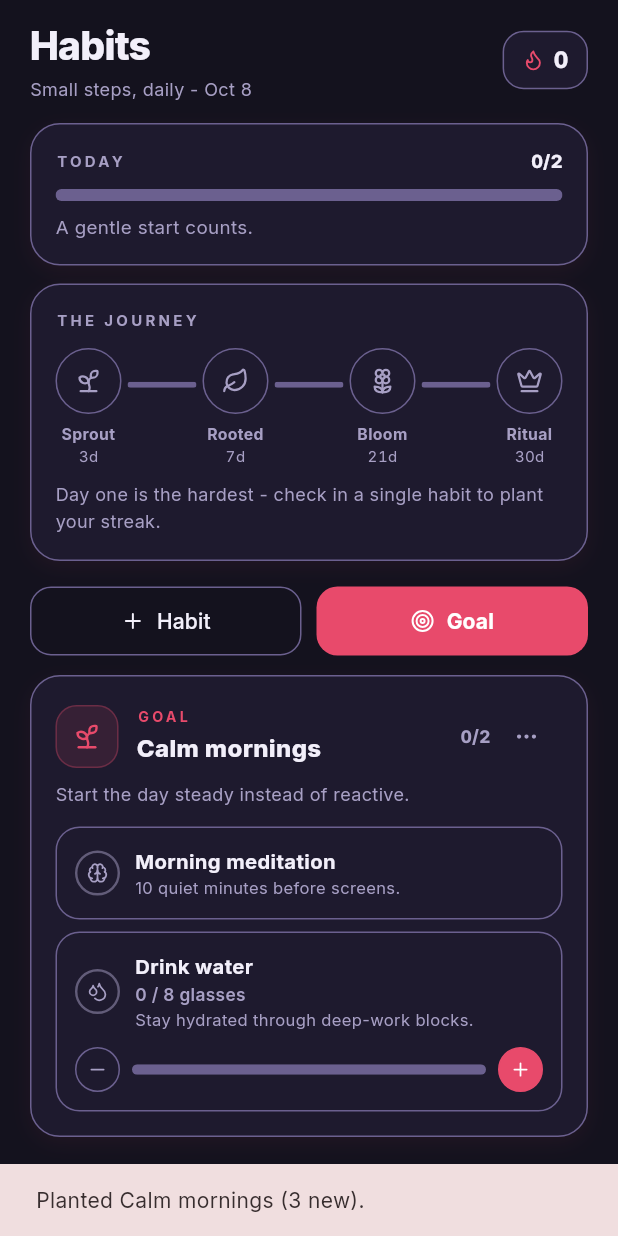
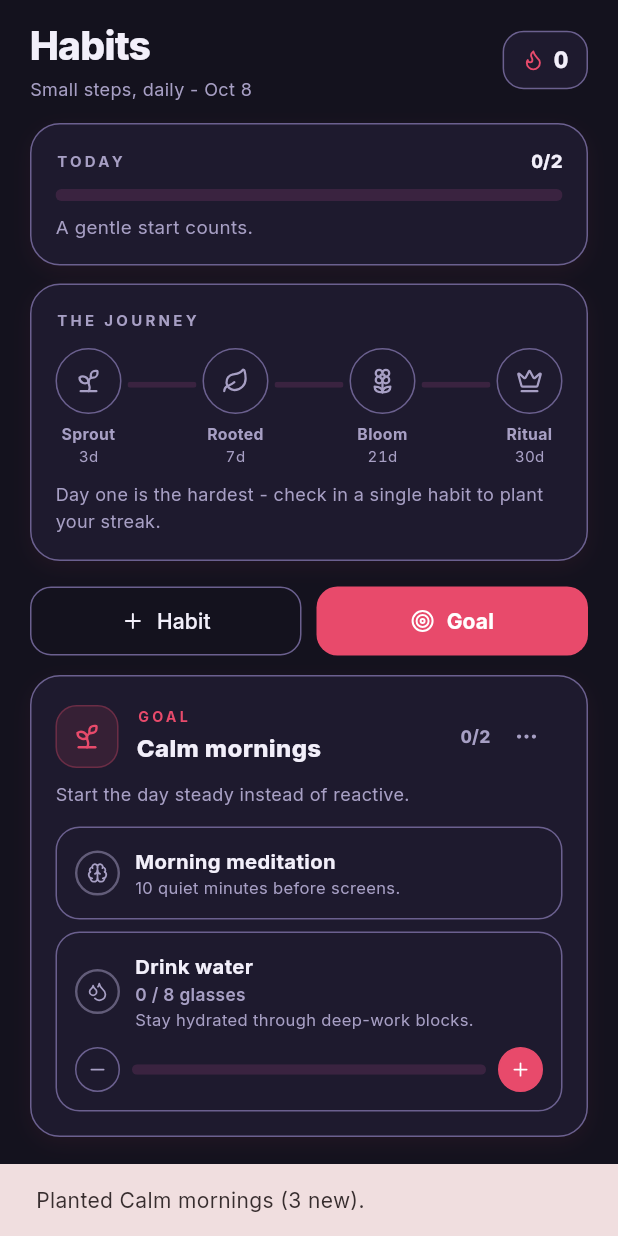
Before and after one commit to miyamurah1/Default-Project, a Flutter app: the HabitsScreen screen opened directly, after a tap on "Calm mornings", on a phone screen of 412 x 824 dp. Run offline on Flutter 3.47's test engine with Material 3 defaults, Android fonts, the phone set to English and light mode, and no system bars; our stand-ins replace firebase_auth, firebase_core, flutter_local_notifications, flutter_timezone, google_fonts, google_sign_in and 4 more; accounts and stored records are empty; generated files the repository leaves out were written again; network calls fail.

Commit message:
fix(ui): pale primarySoft progress tracks on every screen; clean temp probes

```diff
--- a/lib/screens/full_bloom_preview.dart
+++ b/lib/screens/full_bloom_preview.dart
@@ -194,7 +194,7 @@
                                   value: progress,
                                   minHeight: 7,
                                   backgroundColor: SakuraColors
-                                      .cardBorder,
+                                      .primarySoft,
                                   valueColor:
                                       const AlwaysStoppedAnimation<
                                               Color>(
--- a/lib/screens/habits_screen.dart
+++ b/lib/screens/habits_screen.dart
@@ -107,7 +107,7 @@
       child: Column(crossAxisAlignment: CrossAxisAlignment.start, children: [
         Row(children: [Text('TODAY', style: TextStyle(fontSize: 10, letterSpacing: 2.2, fontWeight: FontWeight.w700, color: SakuraColors.inkFaint)), const Spacer(), Text('$done/$total', style: TextStyle(fontSize: 12, fontWeight: FontWeight.w800, color: SakuraColors.ink, fontFeatures: const [FontFeature.tabularFigures()]))]),
         const SizedBox(height: 10),
-        TweenAnimationBuilder<double>(tween: Tween(begin: 0, end: p), duration: AppMotion.progress, curve: AppMotion.progressCurve, builder: (context, v, _) => ClipRRect(borderRadius: BorderRadius.circular(6), child: LinearProgressIndicator(value: total == 0 ? 0 : v, minHeight: 8, backgroundColor: SakuraColors.cardBorder, valueColor: AlwaysStoppedAnimation<Color>(SakuraColors.primary)))),
+        TweenAnimationBuilder<double>(tween: Tween(begin: 0, end: p), duration: AppMotion.progress, curve: AppMotion.progressCurve, builder: (context, v, _) => ClipRRect(borderRadius: BorderRadius.circular(6), child: LinearProgressIndicator(value: total == 0 ? 0 : v, minHeight: 8, backgroundColor: SakuraColors.primarySoft, valueColor: AlwaysStoppedAnimation<Color>(SakuraColors.primary)))),
         const SizedBox(height: 8),
         Text(label, style: TextStyle(fontSize: 12.5, height: 1.45, color: SakuraColors.inkSoft)),
       ]),
@@ -209,7 +209,7 @@
   }
   Widget _line({required int from, required int to, required int best}) {
     final frac = ((best - from) / (to - from)).clamp(0.0, 1.0);
-    return Expanded(child: Padding(padding: const EdgeInsets.only(bottom: 30, left: 4, right: 4), child: TweenAnimationBuilder<double>(tween: Tween(begin: 0, end: frac), duration: AppMotion.progress, curve: AppMotion.progressCurve, builder: (context, v, _) => ClipRRect(borderRadius: BorderRadius.circular(3), child: LinearProgressIndicator(value: v, minHeight: 4, backgroundColor: SakuraColors.cardBorder, valueColor: AlwaysStoppedAnimation<Color>(SakuraColors.primary.withValues(alpha: 0.85)))))));
+    return Expanded(child: Padding(padding: const EdgeInsets.only(bottom: 30, left: 4, right: 4), child: TweenAnimationBuilder<double>(tween: Tween(begin: 0, end: frac), duration: AppMotion.progress, curve: AppMotion.progressCurve, builder: (context, v, _) => ClipRRect(borderRadius: BorderRadius.circular(3), child: LinearProgressIndicator(value: v, minHeight: 4, backgroundColor: SakuraColors.primarySoft, valueColor: AlwaysStoppedAnimation<Color>(SakuraColors.primary.withValues(alpha: 0.85)))))));
   }
 }
 /// One goal section: header + its habits.
@@ -370,7 +370,7 @@
               Row(children: [
                 _stepBtn(icon: LucideIcons.minus, onTap: () => store.logToday(habit.id, -1)),
                 const SizedBox(width: 8),
-                Expanded(child: TweenAnimationBuilder<double>(tween: Tween(begin: 0, end: frac), duration: AppMotion.progress, curve: AppMotion.progressCurve, builder: (context, v, _) => ClipRRect(borderRadius: BorderRadius.circular(5), child: LinearProgressIndicator(value: v, minHeight: 7, backgroundColor: SakuraColors.cardBorder, valueColor: AlwaysStoppedAnimation<Color>(done ? accent : SakuraColors.primary))))),
+                Expanded(child: TweenAnimationBuilder<double>(tween: Tween(begin: 0, end: frac), duration: AppMotion.progress, curve: AppMotion.progressCurve, builder: (context, v, _) => ClipRRect(borderRadius: BorderRadius.circular(5), child: LinearProgressIndicator(value: v, minHeight: 7, backgroundColor: SakuraColors.primarySoft, valueColor: AlwaysStoppedAnimation<Color>(done ? accent : SakuraColors.primary))))),
                 const SizedBox(width: 8),
                 _stepBtn(icon: LucideIcons.plus, primary: true, onTap: () => store.logToday(habit.id, 1)),
               ]),
--- a/lib/screens/home_screen.dart
+++ b/lib/screens/home_screen.dart
@@ -825,7 +825,7 @@
                 child: LinearProgressIndicator(
                   value: game.levelProgress,
                   minHeight: 6,
-                  backgroundColor: SakuraColors.cardBorder,
+                  backgroundColor: SakuraColors.primarySoft,
                   valueColor:
                       AlwaysStoppedAnimation<Color>(SakuraColors.primary),
                 ),
--- a/lib/widgets/daily_intention_card.dart
+++ b/lib/widgets/daily_intention_card.dart
@@ -371,7 +371,7 @@
                     child: LinearProgressIndicator(
                       value: v,
                       minHeight: 5,
-                      backgroundColor: SakuraColors.cardBorder,
+                      backgroundColor: SakuraColors.primarySoft,
                       valueColor: AlwaysStoppedAnimation<Color>(
                           SakuraColors.primary),
                     ),
@@ -571,7 +571,7 @@
                     value: v,
                     minHeight: 6,
                     backgroundColor:
-                        SakuraColors.cardBorder,
+                        SakuraColors.primarySoft,
                     valueColor:
                         AlwaysStoppedAnimation<Color>(
                             SakuraColors.primary),
```
Also changed, not shown: 1 other file.
